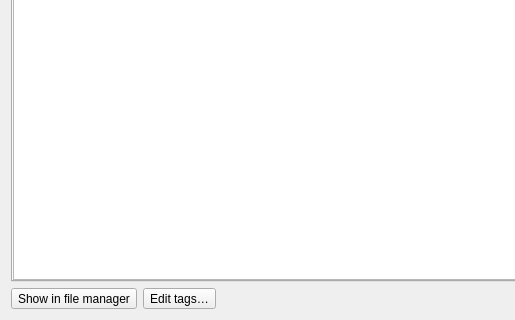
The window that app/playlist_ui/trackinfodialog.ui (olegantonyan/mpz) describes before a commit, drawn with Qt 5; both pictures show x 0 to 515 and y 280 to 600 of the 1240 by 600 pixel window.
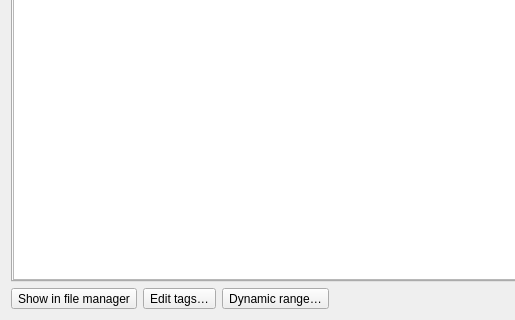
The same window after the commit.

Commit message: add dynamic range button to track info

The edit to the form file:
```diff
--- a/app/playlist_ui/trackinfodialog.ui
+++ b/app/playlist_ui/trackinfodialog.ui
@@ -221,6 +221,13 @@
        </property>
       </widget>
      </item>
+     <item>
+      <widget class="QToolButton" name="toolButtonDynamicRange">
+       <property name="text">
+        <string>Dynamic range…</string>
+       </property>
+      </widget>
+     </item>
      <item>
       <spacer name="buttonsSpacer">
        <property name="orientation">
```
The commit also changes 9 other files.
